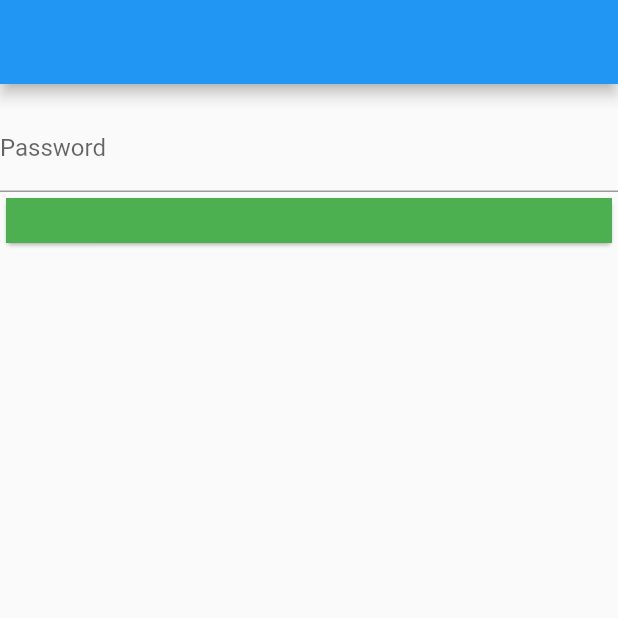
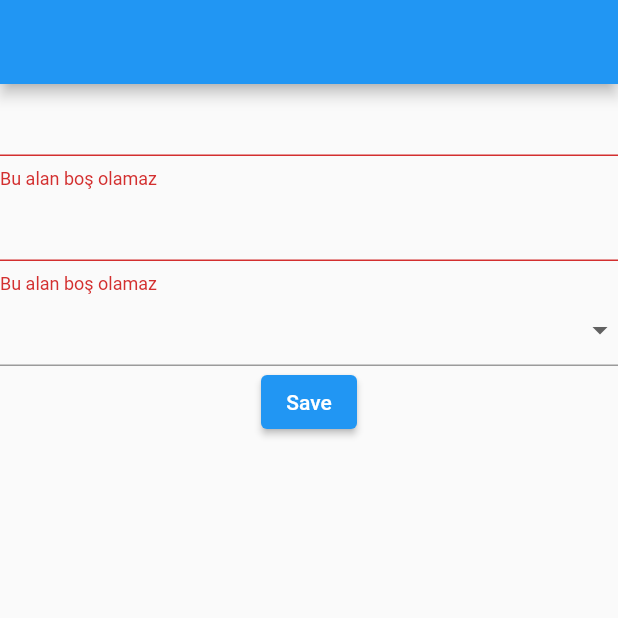
Before and after one commit to tolgahannkeles/flutter-exercises, a Flutter app: the screen it shows after launch, on a phone screen of 412 x 824 dp, the top half of it. Run offline on Flutter 3.47's test engine with Material 2 defaults, Android fonts, the phone set to English and light mode, and no system bars; our stand-ins replace dio, flutter_spinkit.

Commit message:
lecture 11

```diff
--- /dev/null
+++ b/lib/202/form_exercise.dart
@@ -0,0 +1,63 @@
+import 'package:flutter/material.dart';
+
+class FormExercise extends StatefulWidget {
+  const FormExercise({super.key});
+
+  @override
+  State<FormExercise> createState() => _FormExerciseState();
+}
+
+class _FormExerciseState extends State<FormExercise> {
+  GlobalKey<FormState> _formKey = GlobalKey();
+  @override
+  Widget build(BuildContext context) {
+    return Scaffold(
+      appBar: AppBar(),
+      body: Form(
+        key: _formKey,
+        autovalidateMode: AutovalidateMode.always,
+        child: Column(
+          children: [
+            TextFormField(
+              validator: FormFieldValidator().isNotEmpty,
+            ),
+            TextFormField(
+              validator: FormFieldValidator().isNotEmpty,
+            ),
+            DropdownButtonFormField(
+              items: const [
+                DropdownMenuItem(
+                  child: Text("sa"),
+                  value: "first",
+                ),
+                DropdownMenuItem(
+                  child: Text("as"),
+                  value: "second",
+                ),
+                DropdownMenuItem(
+                  child: Text("sa2"),
+                  value: "thirds",
+                ),
+              ],
+              onChanged: (value) {},
+            ),
+            ElevatedButton(
+              onPressed: () {
+                if (_formKey.currentState?.validate() ?? false) {
+                  print("success");
+                }
+              },
+              child: Text("Save"),
+            )
+          ],
+        ),
+      ),
+    );
+  }
+}
+
+class FormFieldValidator {
+  String? isNotEmpty(String? value) {
+    return (value?.isNotEmpty ?? false) ? null : "Bu alan boş olamaz";
+  }
+}
--- a/lib/demos/password_textfield.dart
+++ b/lib/demos/password_textfield.dart
@@ -18,9 +18,11 @@ class _PasswordTextFieldState extends State<PasswordTextField> {
       autofillHints: const [AutofillHints.password],
       keyboardType: TextInputType.visiblePassword,
       obscureText: _isHidden,
-      obscuringCharacter: "?",
+      obscuringCharacter: "#",
       decoration: InputDecoration(
-        border: const UnderlineInputBorder(),
+        border: OutlineInputBorder(
+            borderRadius: BorderRadius.all(Radius.circular(20)),
+            borderSide: BorderSide(color: Colors.green, width: 5)),
         hintText: "Password",
         suffix: IconButton(
           onPressed: _changeVisibilty,
--- a/lib/main.dart
+++ b/lib/main.dart
@@ -1,35 +1,10 @@
-import 'package:exercise/101/appbar.dart';
-import 'package:exercise/101/buttons.dart';
-import 'package:exercise/101/card.dart';
-import 'package:exercise/101/column_row.dart';
-import 'package:exercise/101/container_sized_box.dart';
-import 'package:exercise/101/custom_widgets.dart';
 import 'package:exercise/101/image.dart';
-import 'package:exercise/101/indicator.dart';
-import 'package:exercise/101/life_cycle.dart';
-import 'package:exercise/101/list_tile.dart';
-import 'package:exercise/101/list_view.dart';
-import 'package:exercise/101/list_view_builder.dart';
-import 'package:exercise/101/navigation.dart';
-import 'package:exercise/101/navigation_detail.dart';
-import 'package:exercise/101/page_view.dart';
-import 'package:exercise/101/scaffold.dart';
-import 'package:exercise/101/stack.dart';
-import 'package:exercise/101/statefull.dart';
-import 'package:exercise/101/text_exercise.dart';
-import 'package:exercise/101/text_field.dart';
-import 'package:exercise/202/model_excercise/model.dart';
-import 'package:exercise/202/service/service_ui_get.dart';
-import 'package:exercise/202/service/service_ui_post.dart';
-import 'package:exercise/202/tab_bar.dart';
-import 'package:exercise/demos/colors_demo.dart';
-import 'package:exercise/demos/colors_lifecycle_demo.dart';
-import 'package:exercise/demos/list_view_demo.dart';
+import 'package:exercise/202/animated_exercise.dart';
+import 'package:exercise/202/form_exercise.dart';
+import 'package:exercise/202/image_exercise_202.dart';
+import 'package:exercise/202/state_manage/state_management_exercise.dart';
 import 'package:exercise/theme/widget_size.dart';
 import 'package:flutter/material.dart';
-import 'package:flutter/services.dart';
-
-import '202/package.dart';
 
 void main() {
   runApp(const MainApp());
@@ -43,7 +18,7 @@ class MainApp extends StatelessWidget {
     return MaterialApp(
       theme: ThemeData.light().copyWith(),
       debugShowCheckedModeBanner: false,
-      home: const WidgetSizeExercise(),
+      home: const FormExercise(),
     );
   }
 }
--- a/pubspec.yaml
+++ b/pubspec.yaml
@@ -9,6 +9,7 @@ environment:
 dependencies:
   flutter:
     sdk: flutter
+
 
   dio: ^5.3.2
 
```
Also changed, not shown: lib/202/animated_exercise.dart (added, +139 -0 lines), lib/202/context_extension.dart (added, +7 -0 lines), lib/202/image_exercise_202.dart (added, +36 -0 lines), lib/202/state_manage/state_management_exercise.dart (added, +25 -0 lines), lib/202/state_manage/state_management_model.dart (added, +25 -0 lines), assets/images/img_barrett_jpg.jpg (added), assets/images/logo_png.png (renamed from assets/images/logo.png).
